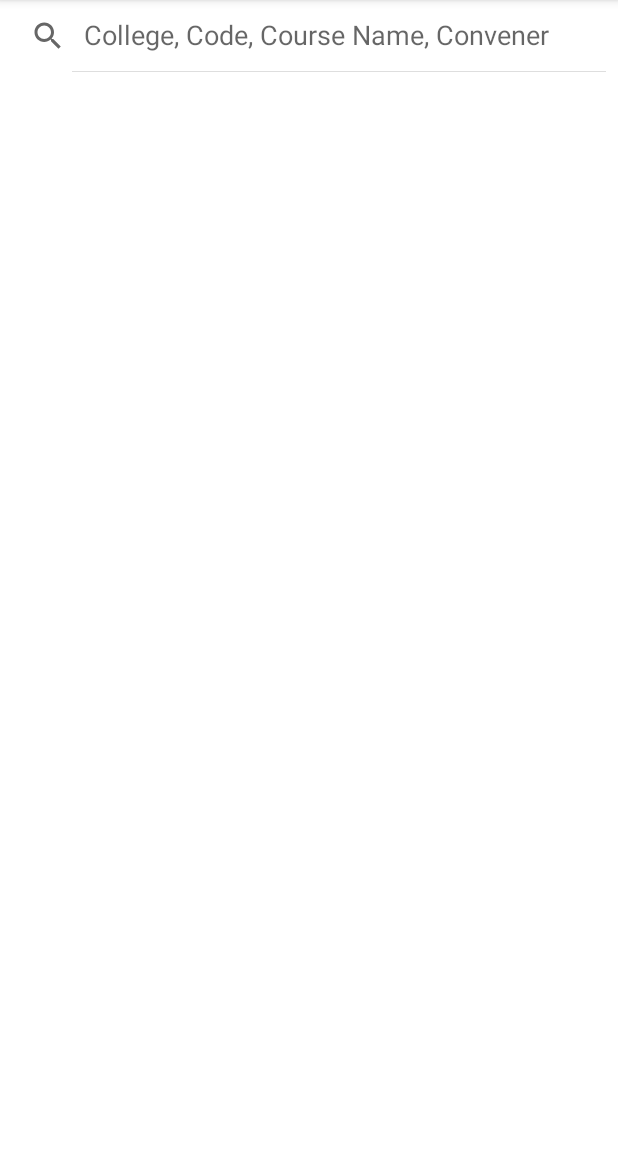
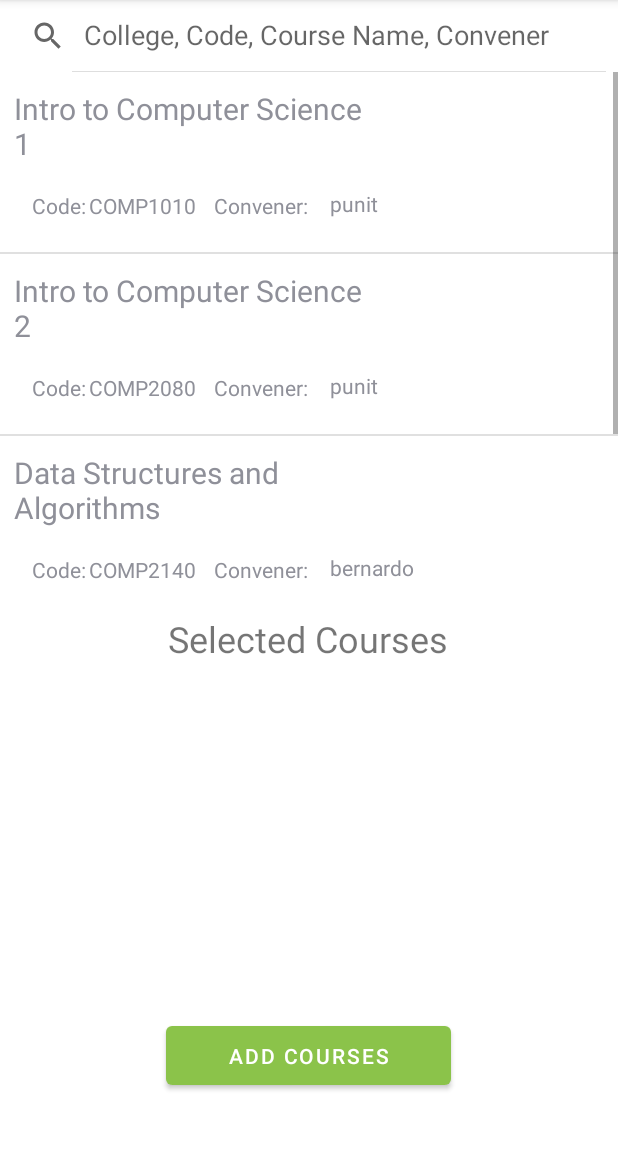
Before and after one commit to sdpunit/Study-buddy-app, an Android app: the SearchActivity screen opened directly, with no data from a screen before it, on a phone screen of 412 x 824 dp, the part 84-1234 px from its top. Run offline under Robolectric (Android 15) with nearby library versions, the phone set to English and light mode, and no system bars.

Commit message:
implemented search adaptor within search activity for working functionality still working on search and tree interaction.

```diff
--- a/app/src/main/java/com/studybuddy/SearchActivity.java
+++ b/app/src/main/java/com/studybuddy/SearchActivity.java
@@ -1,11 +1,13 @@
 package com.studybuddy;
+
+import static java.sql.DriverManager.println;
 
 import androidx.appcompat.app.AppCompatActivity;
 
-import android.content.Intent;
 import android.os.Bundle;
 import android.view.View;
 import android.widget.AdapterView;
+import android.widget.Button;
 import android.widget.ListView;
 import android.widget.SearchView;
 
@@ -16,13 +18,20 @@ import com.studybuddy.search.SearchParser;
 import com.studybuddy.search.Tokenizer;
 
 import java.util.ArrayList;
+import java.util.List;
 
 public class SearchActivity extends AppCompatActivity {
 
     public static ArrayList<Course> courseList = new ArrayList<Course>();
 
+    public static ArrayList<Course> addedList = new ArrayList<Course>();
 
-    private ListView searchList;
+
+    private ListView searchListView;
+
+    private ListView addedListView;
+
+    private Button addCourseButton;
 
     public RBTree courseTree = new RBTree();
 
@@ -36,82 +45,104 @@ public class SearchActivity extends AppCompatActivity {
         setupData();
         setupList();
         setupOnClickListener();
+        setupAdded();
+        searchWidgets();
 //        setupOnKeyListener();
     }
 
     private void searchWidgets(){
         // search for widgets
-        SearchView searchView = (SearchView) findViewById(R.id.SearchInput);
+        SearchView searchView = findViewById(R.id.SearchInput);
         searchView.setOnQueryTextListener(new SearchView.OnQueryTextListener() {
             @Override
-            public boolean onQueryTextSubmit(String query){
+            public boolean onQueryTextSubmit(String input){
                 // call search function
+                ArrayList<Course> results = search(courseTree, input);
+                CourseAdapter adapter = new CourseAdapter(getApplicationContext(), 0, results);
+                if(!results.isEmpty()){
+                    searchListView.setAdapter(adapter);
+                }
+
                 return false;
             }
             @Override
-            public boolean onQueryTextChange(String newText){
+            public boolean onQueryTextChange(String input){
                 // call search function
-//                ArrayList<Course> results = new ArrayList<Course>();
-//                for (Course course : courseList){
-//                    if (course.getCourseName().toLowerCase().contains(newText.toLowerCase())){
-//                        results.add(course);
-//                    }
-//                }
-                boolean b = false;
-                try {
-                    int code = Integer.parseInt(newText);
-                    ArrayList results = search(courseTree, newText);
-                    b = true;
-                } catch (NumberFormatException e){
-                    // not a number
-                    throw e;
 
-                }
-                return b;
+                return false;
             }
         });
     }
 
-    private ArrayList search(RBTree tree, String query){
+    private ArrayList search(RBTree tree, String input){
         // search for course
-        Tokenizer tokenizer = new Tokenizer(query);
-        SearchParser parser = new SearchParser(tokenizer);
-        Query queryObj = parser.parseQuery();
+        ArrayList results = new ArrayList(); //new array list
+        Tokenizer tokenizer = new Tokenizer(input); // tokenize input
+        SearchParser parser = new SearchParser(tokenizer); // parse tokens
+        Query queryObj = parser.parseQuery(); // get query object
+        if(queryObj == null){
+            return results;
+        }
+        try {
+            int code = queryObj.getCode();
+            String name = queryObj.getCourse();
+            String codeString = name + code;
 
-        tree.searchByCourseCode(courseTree.root,Integer.toString(queryObj.getCode())); // temporary until we have a tree access
+            RBTree.Node resultCourse = tree.searchByCourseCode(tree.root, codeString); // temporary until we have a tree access
+            if(resultCourse != null){
+                results.add(resultCourse.getCourse());
+            }
 
-        return null;
+        } catch (Exception e) {
+            throw new RuntimeException(e);
+        }
+        return results;
     }
 
     private void setupData(){
-        // call from tree and add to
+        // call from tree and add to courseList
+        courseTree.insert(new Course("COMP1010", "Intro to Computer Science 1", "punit"));
+        courseTree.insert(new Course("COMP2160", "Software Engineering", "horatio"));
+        courseTree.insert(new Course("COMP2140", "Data Structures and Algorithms", "bernardo"));
+        courseTree.insert(new Course("COMP2080", "Intro to Computer Science 2", "punit"));
 
+        List<RBTree.Node> tree = courseTree.inOrderTraverse();
+                tree.forEach((n) -> {
+                    courseList.add(n.getCourse());
+                });
+    }
 
-
+    private void setupList(){
+        searchListView = findViewById(R.id.SearchList);
+        CourseAdapter adaptor = new CourseAdapter(getApplicationContext(), 0, courseList);
+        searchListView.setAdapter(adaptor);
 
 
     }
 
-    private void setupList(){
-        searchList = (ListView) findViewById(R.id.SearchList);
-        CourseAdapter adaptor = new CourseAdapter(getApplicationContext(), R.layout.item_course, courseList);
-        searchList.setAdapter(adaptor);
-
-
+    private void setupAdded(){
+        addedListView = findViewById(R.id.AddedList);
+        CourseAdapter adaptor = new CourseAdapter(getApplicationContext(), 0, addedList);
+        addedListView.setAdapter(adaptor);
     }
 
     private void setupOnClickListener()
     {
-        searchList.setOnItemClickListener(new AdapterView.OnItemClickListener() {
+        searchListView.setOnItemClickListener(new AdapterView.OnItemClickListener() {
             @Override
             public void onItemClick(AdapterView<?> adapterView, View view, int position, long l)
             {
-                Course selectCourse = (Course) (searchList.getItemAtPosition(position));
-                Intent showDetail = new Intent(getApplicationContext(), DetailActivity.class);
-                showDetail.putExtra("id",selectCourse.getCourseCode());
-                startActivity(showDetail);
+                Course selectCourse = (Course) (searchListView.getItemAtPosition(position));
+
+                if(!addedList.contains(selectCourse)) {
+                    addedList.add(selectCourse);
+                }
+                CourseAdapter adaptor = new CourseAdapter(getApplicationContext(), 0, addedList);
+                addedListView.setAdapter(adaptor);
             }
         });
+
+
     }
 
 //    private void setupOnKeyListener()
--- a/app/src/main/java/com/studybuddy/search/CourseAdapter.java
+++ b/app/src/main/java/com/studybuddy/search/CourseAdapter.java
@@ -6,6 +6,8 @@ import android.view.View;
 import android.view.ViewGroup;
 import android.widget.ArrayAdapter;
 import android.widget.EditText;
+import android.widget.ImageView;
+import android.widget.TextView;
 
 import com.studybuddy.Course;
 import com.studybuddy.R;
@@ -14,8 +16,8 @@ import java.util.List;
 
 public class CourseAdapter extends ArrayAdapter<Course> {
 
-    public CourseAdapter(Context context, int resource, List<Course> userList){
-        super(context, resource, userList);
+    public CourseAdapter(Context context, int resource, List<Course> coursesList){
+        super(context, resource, coursesList);
     }
 
     @Override
@@ -23,12 +25,21 @@ public class CourseAdapter extends ArrayAdapter<Course> {
         Course course = getItem(position);
 
         if(convertView == null){
-            convertView = LayoutInflater.from(getContext()).inflate(R.layout.user_cell, parent, false);
+            convertView = LayoutInflater.from(getContext()).inflate(R.layout.course_cell, parent, false);
         }
-        EditText name = (EditText) convertView.findViewById(R.id.SearchInput);
-        name.setText(course.getCourseName());
+        TextView tv = (TextView) convertView.findViewById(R.id.CellName);
+        TextView tv2 = (TextView) convertView.findViewById(R.id.CellCode);
+        TextView tv3 = (TextView) convertView.findViewById(R.id.CellConvener);
+//        ImageView iv = (ImageView) convertView.findViewById(R.id.CellImage);
+
+        tv.setText(course.getCourseName());
+        tv2.setText(course.getCourseCode());
+        tv3.setText(course.getConvener());
+//        iv.setImageResource(R.drawable.ic_launcher_foreground);
 
 
-        return super.getDropDownView(position, convertView, parent);
+
+
+        return convertView;
     }
 }
--- a/app/src/main/res/layout/activity_search.xml
+++ b/app/src/main/res/layout/activity_search.xml
@@ -7,13 +7,14 @@
     tools:context=".SearchActivity">
 
     <SearchView
+        android:id="@+id/SearchInput"
         android:layout_width="match_parent"
         android:layout_height="wrap_content"
-        android:id="@+id/SearchInput"
-        android:layout_marginTop="20dp"
         android:iconifiedByDefault="false"
         android:queryHint="College, Code, Course Name, Convener"
-        ></SearchView>
+        app:layout_constraintEnd_toEndOf="parent"
+        app:layout_constraintStart_toStartOf="parent"
+        app:layout_constraintTop_toTopOf="parent"></SearchView>
 
     <!--    <EditText-->
     <!--        android:id="@+id/SearchInput"-->
@@ -29,11 +30,49 @@
 
     <ListView
         android:id="@+id/SearchList"
-        android:layout_width="match_parent"
-        android:layout_height="664dp"
-        android:layout_marginBottom="2dp"
+        android:layout_width="415dp"
+        android:layout_height="341dp"
+        android:layout_marginBottom="276dp"
         app:layout_constraintBottom_toBottomOf="parent"
         app:layout_constraintEnd_toEndOf="parent"
-        app:layout_constraintStart_toStartOf="parent"/>
+        app:layout_constraintHorizontal_bias="1.0"
+        app:layout_constraintStart_toStartOf="parent"
+        app:layout_constraintTop_toBottomOf="@+id/SearchInput"
+        app:layout_constraintVertical_bias="0.0" />
+
+    <TextView
+        android:id="@+id/textView2"
+        android:layout_width="wrap_content"
+        android:layout_height="35dp"
+        android:layout_marginTop="20dp"
+        android:text="Selected Courses"
+        android:textSize="24dp"
+        app:layout_constraintBottom_toTopOf="@+id/button2"
+        app:layout_constraintEnd_toEndOf="parent"
+        app:layout_constraintHorizontal_bias="0.497"
+        app:layout_constraintStart_toStartOf="parent"
+        app:layout_constraintTop_toBottomOf="@+id/SearchList"
+        app:layout_constraintVertical_bias="0.0" />
+
+    <ListView
+        android:id="@+id/AddedList"
+        android:layout_width="410dp"
+        android:layout_height="154dp"
+        android:layout_marginTop="488dp"
+        app:layout_constraintEnd_toEndOf="parent"
+        app:layout_constraintHorizontal_bias="1.0"
+        app:layout_constraintStart_toStartOf="parent"
+        app:layout_constraintTop_toTopOf="@+id/SearchInput" />
+
+    <Button
+        android:id="@+id/button2"
+        android:layout_width="190dp"
+        android:layout_height="51dp"
+        android:layout_marginTop="36dp"
+        android:text="Add Courses"
+        app:layout_constraintEnd_toEndOf="parent"
+        app:layout_constraintHorizontal_bias="0.497"
+        app:layout_constraintStart_toStartOf="parent"
+        app:layout_constraintTop_toBottomOf="@+id/AddedList" />
     <!--        app:layout_constraintTop_toBottomOf="@+id/SearchInput" -->
 </androidx.constraintlayout.widget.ConstraintLayout>
--- a/app/src/main/res/layout/user_cell.xml
+++ b/app/src/main/res/layout/course_cell.xml
@@ -13,18 +13,18 @@
     <TextView
         android:id="@+id/CellName"
         android:layout_width="247dp"
-        android:layout_height="41dp"
-        android:layout_marginStart="24dp"
+        android:layout_height="67dp"
+        android:layout_marginStart="4dp"
         android:layout_weight="1"
         android:text="Course Name"
-        android:textSize="24dp"
+        android:textSize="20dp"
 
         app:layout_constraintBottom_toBottomOf="parent"
         app:layout_constraintStart_toStartOf="parent"
 
 
         app:layout_constraintTop_toTopOf="parent"
-        app:layout_constraintVertical_bias="0.354" />
+        app:layout_constraintVertical_bias="0.075" />
 
     <TextView
         android:id="@+id/textView"
@@ -44,19 +44,19 @@
         android:layout_marginStart="2dp"
         android:text="xxxx"
         app:layout_constraintBottom_toBottomOf="parent"
-        app:layout_constraintEnd_toStartOf="@+id/imageView2"
-        app:layout_constraintHorizontal_bias="0.034"
+        app:layout_constraintEnd_toStartOf="@+id/CellImage"
+        app:layout_constraintHorizontal_bias="0.0"
         app:layout_constraintStart_toEndOf="@+id/textView"
         app:layout_constraintTop_toTopOf="parent"
         app:layout_constraintVertical_bias="0.841" />
 
     <ImageView
-        android:id="@+id/imageView2"
+        android:id="@+id/CellImage"
         android:layout_width="101dp"
         android:layout_height="108dp"
         app:layout_constraintBottom_toBottomOf="parent"
         app:layout_constraintEnd_toEndOf="parent"
-        app:layout_constraintHorizontal_bias="0.542"
+        app:layout_constraintHorizontal_bias="0.89"
         app:layout_constraintStart_toEndOf="@+id/CellName"
         app:layout_constraintTop_toTopOf="parent"
         tools:srcCompat="@tools:sample/avatars" />
@@ -65,7 +65,7 @@
         android:id="@+id/textView4"
         android:layout_width="wrap_content"
         android:layout_height="wrap_content"
-        android:layout_marginStart="32dp"
+        android:layout_marginStart="12dp"
         android:text="Convener:"
         app:layout_constraintBottom_toBottomOf="parent"
         app:layout_constraintStart_toEndOf="@+id/CellCode"
@@ -74,15 +74,13 @@
 
     <TextView
         android:id="@+id/CellConvener"
-        android:layout_width="wrap_content"
-        android:layout_height="wrap_content"
+        android:layout_width="83dp"
+        android:layout_height="20dp"
+        android:layout_marginStart="20dp"
         android:text="name"
-        app:layout_constraintBottom_toBottomOf="parent"
-        app:layout_constraintEnd_toEndOf="parent"
-        app:layout_constraintHorizontal_bias="0.049"
+        app:layout_constraintEnd_toStartOf="@+id/CellImage"
         app:layout_constraintStart_toEndOf="@+id/textView4"
-        app:layout_constraintTop_toTopOf="parent"
-        app:layout_constraintVertical_bias="0.841" />
+        app:layout_constraintTop_toBottomOf="@+id/CellName" />
 
 
 </androidx.constraintlayout.widget.ConstraintLayout>
```
Also changed, not shown: app/src/main/java/com/studybuddy/search/Query.java (+9 -0 lines), app/src/main/java/com/studybuddy/search/Tokenizer.java (+12 -2 lines), app/src/main/assets/loginDetails.csv (line endings or trailing spaces). Lines whose indentation alone changed are shown as unchanged.
